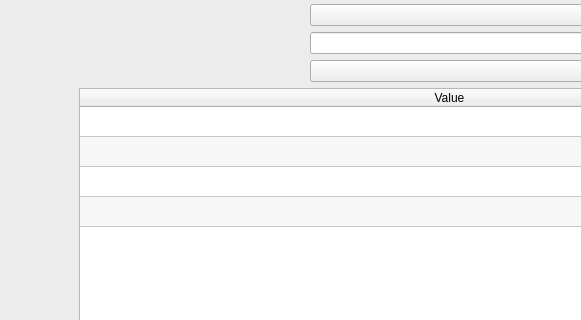
Above: ui/frmProductReport.ui from turulomio/xulpymoney before the change; both pictures show x 275 to 856 and y 362 to 682 of the 1139 by 994 pixel window. Below: the same form after it.
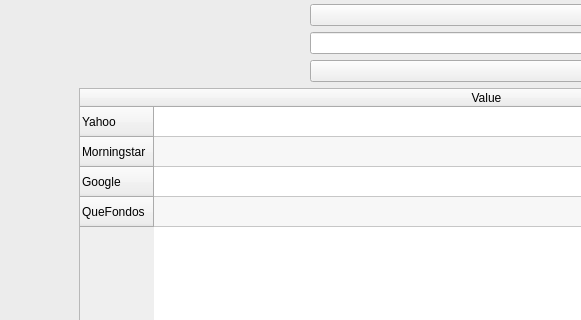
That is the form after the change. The open tabs and pages were chosen to show the change. Icons and pictures are not drawn. Custom widgets are drawn as their Qt base class.

Commit message: Solved bug inserting user product. Improved Doxygen documentation

```diff
--- a/ui/frmProductReport.ui
+++ b/ui/frmProductReport.ui
@@ -79,8 +79,8 @@
                <rect>
                 <x>0</x>
                 <y>0</y>
-                <width>598</width>
-                <height>876</height>
+                <width>1072</width>
+                <height>924</height>
                </rect>
               </property>
               <layout class="QHBoxLayout" name="horizontalLayout_31">
@@ -466,7 +466,7 @@
                          <bool>true</bool>
                         </attribute>
                         <attribute name="verticalHeaderVisible">
-                         <bool>false</bool>
+                         <bool>true</bool>
                         </attribute>
                         <row>
                          <property name="text">
@@ -493,6 +493,36 @@
                           <string>Value</string>
                          </property>
                         </column>
+                        <item row="0" column="0">
+                         <property name="text">
+                          <string/>
+                         </property>
+                         <property name="icon">
+                          <iconset resource="../images/xulpymoney.qrc">
+                           <normaloff>:/xulpymoney/eye_red.png</normaloff>:/xulpymoney/eye_red.png</iconset>
+                         </property>
+                        </item>
+                        <item row="1" column="0">
+                         <property name="text">
+                          <string/>
+                         </property>
+                         <property name="icon">
+                          <iconset resource="../images/xulpymoney.qrc">
+                           <normaloff>:/xulpymoney/eye_red.png</normaloff>:/xulpymoney/eye_red.png</iconset>
+                         </property>
+                        </item>
+                        <item row="2" column="0">
+                         <property name="icon">
+                          <iconset resource="../images/xulpymoney.qrc">
+                           <normaloff>:/xulpymoney/eye_red.png</normaloff>:/xulpymoney/eye_red.png</iconset>
+                         </property>
+                        </item>
+                        <item row="3" column="0">
+                         <property name="icon">
+                          <iconset resource="../images/xulpymoney.qrc">
+                           <normaloff>:/xulpymoney/eye_red.png</normaloff>:/xulpymoney/eye_red.png</iconset>
+                         </property>
+                        </item>
                        </widget>
                       </item>
                      </layout>
```
Left out of the diff: 2 changed lines with no effect on the pictures. The commit also changes 8 other files.
